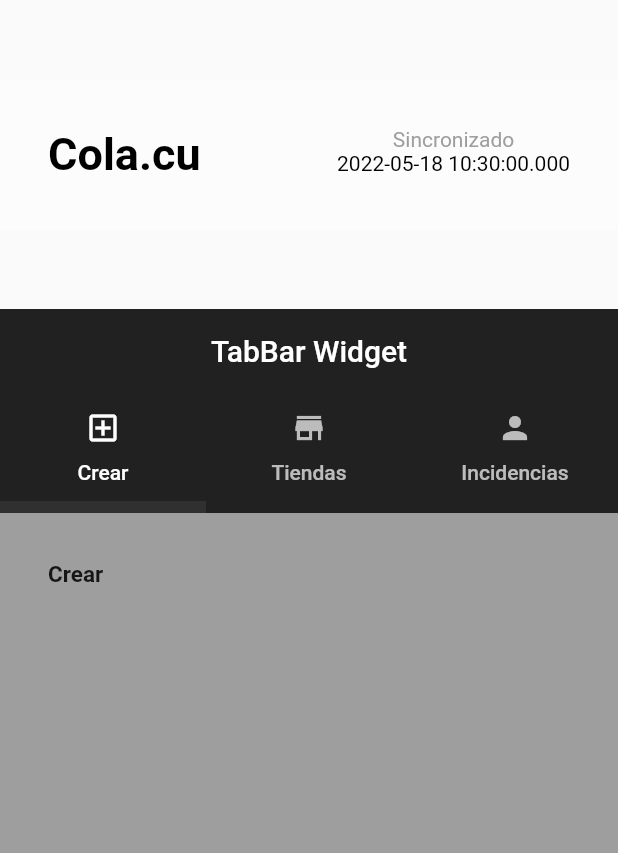
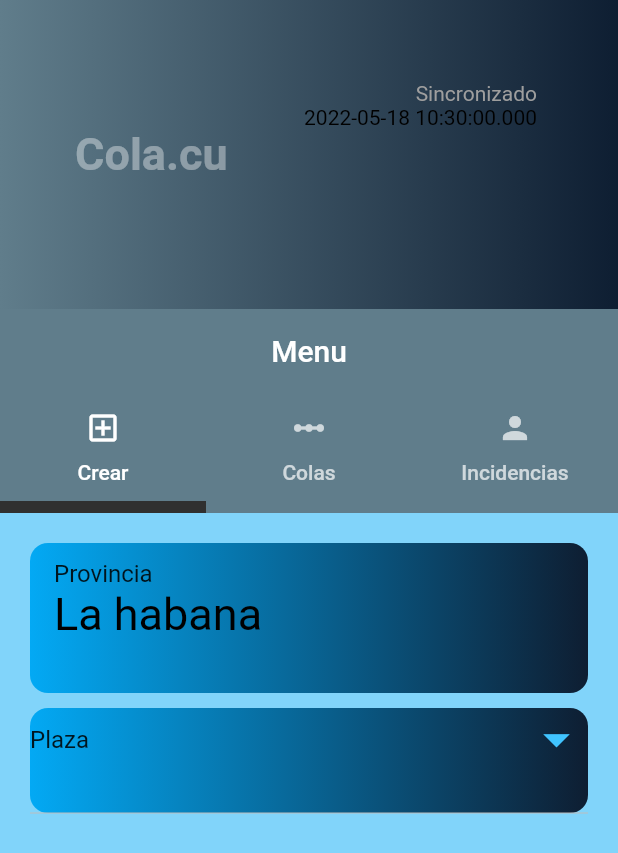
Before and after one commit to DavidZZGi/Gestion_Cola, a Flutter app: the screen it shows after launch, on a phone screen of 412 x 824 dp. Shown: the top 853 px of the screen. Run offline on Flutter 3.47's test engine with Material 2 defaults, Android fonts, the phone set to English and light mode, and no system bars.

```diff
--- /dev/null
+++ b/lib/model/Product.dart
@@ -0,0 +1,6 @@
+class Product {
+String product_name;
+int cant;
+Product({required this.product_name,required this.cant});
+
+}
--- /dev/null
+++ b/lib/model/client.dart
@@ -0,0 +1,9 @@
+class Client{
+String name;
+int age;
+String ci;
+
+Client({required this.name,required this.ci,required this.age});
+
+
+}
--- /dev/null
+++ b/lib/model/shop.dart
@@ -0,0 +1,8 @@
+import 'Product.dart';
+class Shop{
+String name;
+late List< Product>products;
+Shop({required this.name,required this.products});
+
+
+}
--- a/lib/tapbar.dart
+++ /dev/null
@@ -1,98 +0,0 @@
-import 'package:flutter/material.dart';
-import 'listviewcomponent.dart';
-
-class MyTapBar extends StatelessWidget {
-  const MyTapBar({Key? key}) : super(key: key);
-
-  @override
-  Widget build(BuildContext context) {
-    return DefaultTabController(
-      length: 3,
-      child: Scaffold(
-        appBar: AppBar(
-          elevation: 0.0,
-          backgroundColor: Colors.black87,
-          shadowColor: Colors.grey,
-          brightness: Brightness.light,
-          title:Center(child:const Text('TabBar Widget') ,) ,
-          bottom:  TabBar(
-            indicatorWeight: 8.0,
-            indicatorColor: Colors.grey[850],
-            tabs: <Widget>[
-              Tab(
-                text: 'Crear',
-                icon: Icon(Icons.add_box_outlined),
-              ),
-              Tab(
-                text: 'Tiendas',
-                icon: Icon(Icons.store),
-              ),
-              Tab(
-                text: 'Incidencias',
-                icon: Icon(Icons.person),
-              ),
-            ],
-          ),
-        ),
-        body:  TabBarView(
-          children: <Widget>[
-
-             Container(
-               color: Colors.grey,
-               padding: EdgeInsets.all(32.0),
-               child:
-               Text('Crear',
-               style: TextStyle(
-                fontWeight: FontWeight.bold,
-                fontSize: 15
-
-               ),
-
-               )
-
-
-               ),
-
-
-            Center(
-              child: Text("It's rainy here"),
-            ),
-            Container(
-              padding: EdgeInsets.all(46.0),
-              color: Colors.grey,
-              child:  Expanded(
-                child: Row(
-                  crossAxisAlignment: CrossAxisAlignment.start,
-                  mainAxisAlignment: MainAxisAlignment.center,
-                  children: [
-
-                    Padding(
-                      padding: const EdgeInsets.all(8.0),
-                      child: Text('Nombre Clientes',
-                      style: TextStyle(
-                         backgroundColor: Colors.grey,
-                         fontSize: 15.0
-
-                      ),
-
-
-                      ),
-                    ),
-                    Expanded(
-                      child: Container(
-                        color: Colors.white38,
-                        child: MylistView()
-
-                        ),
-                    ),
-                  ],
-                ),
-              ),
-            ),
-          ],
-        ),
-      ),
-    );
-  }
-
-}
--- a/lib/upscreen_part.dart
+++ /dev/null
@@ -1,65 +0,0 @@
-import 'package:flutter/material.dart';
-
-
-class UpScreenPart extends StatelessWidget {
-    String estado='Sincronizado';
-    DateTime time=DateTime.now();
-
-
-  @override
-  Widget build(BuildContext context) {
-    return OverflowBox(
-   child: Container(
-     width: double.infinity,
-     height: 100,
-      padding: EdgeInsets.all(32.0),
-      color: Colors.white38,
-        child:
-           Row(
-             mainAxisAlignment: MainAxisAlignment.spaceBetween,
-             children: [
-          Text(
-            'Cola.cu',
-            style: TextStyle(
-              fontWeight: FontWeight.bold,
-              fontSize: 30.0,
-              color: Colors.black,
-              ),
-          ),
-
-            Column(
-
-             children: [
-               Text(
-                 '$estado',
-                 style: TextStyle(
-                   color: Colors.grey
-
-                 ),
-
-               ),
-                Padding(
-                  padding: const EdgeInsets.only(bottom:4),
-                  child: Text(
-                    '${time.toString()}',
-                    style: TextStyle(
-                      color: Colors.black
-                    ),
-                  ),
-                )
-             ],
-
-            )
-
-           ],)
-
-
-
-
-
-      ),
-
-    );
-
-  }
-}
--- /dev/null
+++ b/lib/view/lineform.dart
@@ -0,0 +1,14 @@
+import 'package:flutter/material.dart';
+class lineform extends StatefulWidget {
+  lineform({Key? key}) : super(key: key);
+
+  @override
+  State<lineform> createState() => _lineformState();
+}
+
+class _lineformState extends State<lineform> {
+  @override
+  Widget build(BuildContext context) {
+    return Container();
+  }
+}
--- a/lib/main.dart
+++ b/lib/view/main.dart
@@ -1,6 +1,5 @@
 import 'package:flutter/material.dart';
-import 'package:line_management/upscreen_part.dart';
-import 'listviewcomponent.dart';
+import './upscreen_part.dart';
 import './tapbar.dart';
 void main() {
   runApp(MyApp());
--- /dev/null
+++ b/lib/view/mundropdown.dart
@@ -0,0 +1,47 @@
+import 'package:flutter/material.dart';
+class dropdown extends StatefulWidget {
+  dropdown({Key? key}) : super(key: key);
+
+  @override
+  State<dropdown> createState() => _dropdownState();
+}
+
+class _dropdownState extends State<dropdown> {
+  String _dropdownvalue='Plaza';
+  @override
+  Widget build(BuildContext context) {
+     return DropdownButton(
+       hint: Text('Municipios'),
+       onChanged: dropdowncallback,
+       value: _dropdownvalue,
+      isDense: true,
+      isExpanded: true,
+ iconSize: 42,
+ iconEnabledColor: Colors.lightBlueAccent,
+  items:[
+
+  DropdownMenuItem<String> (child:Text('Plaza') ,value: 'Plaza',),
+  DropdownMenuItem<String>  (child:Text('San miguel') ,value: 'San miguel',),
+  DropdownMenuItem<String>  (child:Text('10 de Octubre') ,value: '10 de Octubre',),
+  DropdownMenuItem<String>  (child:Text('Playa') ,value: 'Playa',),
+  DropdownMenuItem<String>  (child:Text('Miramar') ,value: 'Miramar',),
+  ]
+
+  );
+
+
+
+  }
+
+ void dropdowncallback(String ? selected ){
+
+   if(selected is String){
+ setState(() {
+  _dropdownvalue =selected;
+ });
+   }
+ }
+
+
+
+}
--- /dev/null
+++ b/lib/view/tapbar.dart
@@ -0,0 +1,158 @@
+import 'package:flutter/material.dart';
+import 'listviewcomponent.dart';
+import 'mundropdown.dart';
+class MyTapBar extends StatelessWidget {
+  const MyTapBar({Key? key}) : super(key: key);
+
+  @override
+  Widget build(BuildContext context) {
+    return DefaultTabController(
+      length: 3,
+      child: Scaffold(
+        appBar: AppBar(
+          elevation: 0.0,
+          backgroundColor: Colors.blueGrey,
+          shadowColor: Colors.grey,
+          brightness: Brightness.dark,
+          title:Center(child: Text('Menu') ,) ,
+          bottom:  TabBar(
+            indicatorWeight: 8.0,
+            indicatorColor: Colors.grey[850],
+            tabs: <Widget>[
+              Tab(
+                text: 'Crear',
+                icon: Icon(Icons.add_box_outlined),
+              ),
+              Tab(
+                text: 'Colas',
+                icon: Icon(Icons.linear_scale_sharp),
+              ),
+              Tab(
+                text: 'Incidencias',
+                icon: Icon(Icons.person),
+              ),
+            ],
+          ),
+        ),
+        body:  TabBarView(
+          children: <Widget>[
+
+             Container(
+               color: Colors.lightBlue[200],
+               padding: EdgeInsets.all(12.0),
+               child:
+                  ListView(
+                    padding: EdgeInsets.all(8),
+                     children: [
+                             createBox(Text('La habana',style: TextStyle(fontSize: 30,color: Colors.black),), Text('Provincia')),
+                              SizedBox(height: 10,) ,
+
+                                  Container(
+                    height: 70,
+                    decoration: BoxDecoration(
+                          shape: BoxShape.rectangle,
+                          borderRadius: BorderRadius.circular(12),
+                          gradient: LinearGradient(
+                             begin: Alignment.centerLeft,
+                             end:Alignment.centerRight,
+                             colors: [
+
+                                 Colors.lightBlue,
+                                 Color.fromRGBO(14, 30, 50, 1.7)
+                             ]
+                          ),
+
+
+                        ),
+                    child: dropdown()
+
+                    ),
+                    SizedBox(height: 10,)
+
+                     ],
+
+                                   ),
+                  ),
+
+
+            Center(
+              child: Text("It's rainy here"),
+            ),
+            Container(
+              padding: EdgeInsets.all(46.0),
+              color: Colors.grey,
+              child:  Expanded(
+                child: Row(
+                  crossAxisAlignment: CrossAxisAlignment.start,
+                  mainAxisAlignment: MainAxisAlignment.center,
+                  children: [
+
+                    Padding(
+                      padding: const EdgeInsets.all(8.0),
+                      child: Text('Nombre Clientes',
+                      style: TextStyle(
+                         backgroundColor: Colors.grey,
+                         fontSize: 15.0
+
+                      ),
+
+
+                      ),
+                    ),
+                    Expanded(
+                      child: Container(
+                        color: Colors.white38,
+                        child: MylistView()
+
+                        ),
+                    ),
+                  ],
+                ),
+              ),
+            ),
+          ],
+        ),
+      ),
+    );
+  }
+
+
+Widget createBox(name , subname){
+  return SizedBox(
+      width: 300,
+      height: 100,
+
+      child: Container(
+        decoration: BoxDecoration(
+        shape: BoxShape.rectangle,
+        borderRadius: BorderRadius.circular(12),
+        gradient: LinearGradient(
+           begin: Alignment.centerLeft,
+           end:Alignment.centerRight,
+           colors: [
+
+               Colors.lightBlue,
+               Color.fromRGBO(14, 30, 50, 1.7)
+           ]
+        ),
+
+
+      ),
+        child: ListTile(
+         title: subname,
+         subtitle: name,
+
+
+        ),
+      )
+  );
+}
+
+
+
+
+
+
+
+
+}
--- /dev/null
+++ b/lib/view/upscreen_part.dart
@@ -0,0 +1,84 @@
+import 'package:flutter/material.dart';
+
+
+class UpScreenPart extends StatelessWidget {
+    String estado='Sincronizado';
+    DateTime time=DateTime.now();
+
+
+  @override
+  Widget build(BuildContext context) {
+    return OverflowBox(
+   child: Container(
+     decoration: BoxDecoration(
+       gradient: LinearGradient(
+           begin: Alignment.centerLeft,
+           end:Alignment.centerRight,
+           colors: [
+
+               Colors.blueGrey,
+               Color.fromRGBO(14, 30, 50, 1.7)
+           ]
+
+       )
+     ),
+     width: double.infinity,
+     height: double.infinity,
+      padding: EdgeInsets.all(50.0),
+
+        child:
+           Row(
+             mainAxisAlignment: MainAxisAlignment.spaceBetween,
+             children: [
+          Text(
+            'Cola.cu',
+            style: TextStyle(
+              fontWeight: FontWeight.bold,
+              fontSize: 30.0,
+              color: Colors.white38,
+              ),
+          ),
+
+            Flexible(
+              child: Padding(
+                padding: const EdgeInsets.all(4.0),
+                child: Column(
+                  crossAxisAlignment: CrossAxisAlignment.end,
+                 children: [
+                   Text(
+                     '$estado',
+                     style: TextStyle(
+                       color: Colors.grey
+
+                     ),
+
+                   ),
+
+                       Padding(
+                        padding: const EdgeInsets.only(bottom:4),
+                        child: Text(
+                          '${time.toString()}',
+                          style: TextStyle(
+                            color: Colors.black
+                          ),
+                        ),
+                      ),
+
+                 ],
+
+                ),
+              ),
+            )
+
+           ],)
+
+
+
+
+
+      ),
+
+    );
+
+  }
+}
```
Also changed, not shown: lib/provider/munprovider.dart (added), lib/services/clientServices.dart (added), lib/view/listviewcomponent.dart (renamed from lib/listviewcomponent.dart), lib/view/login.dart (added), 2 other files.
